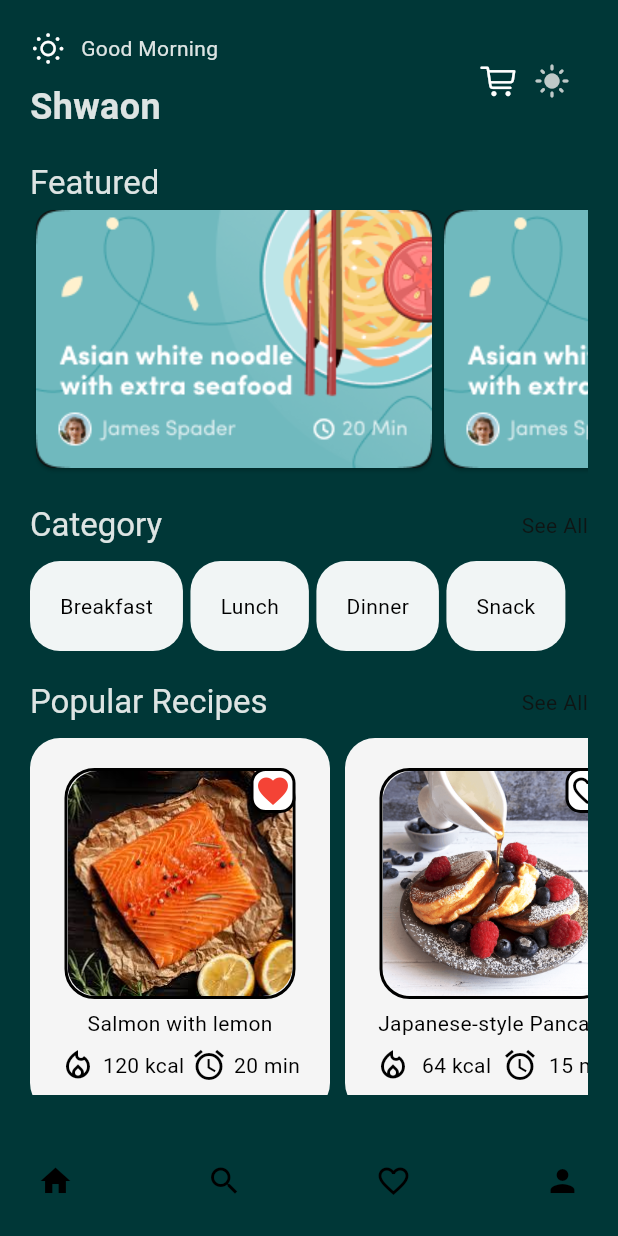
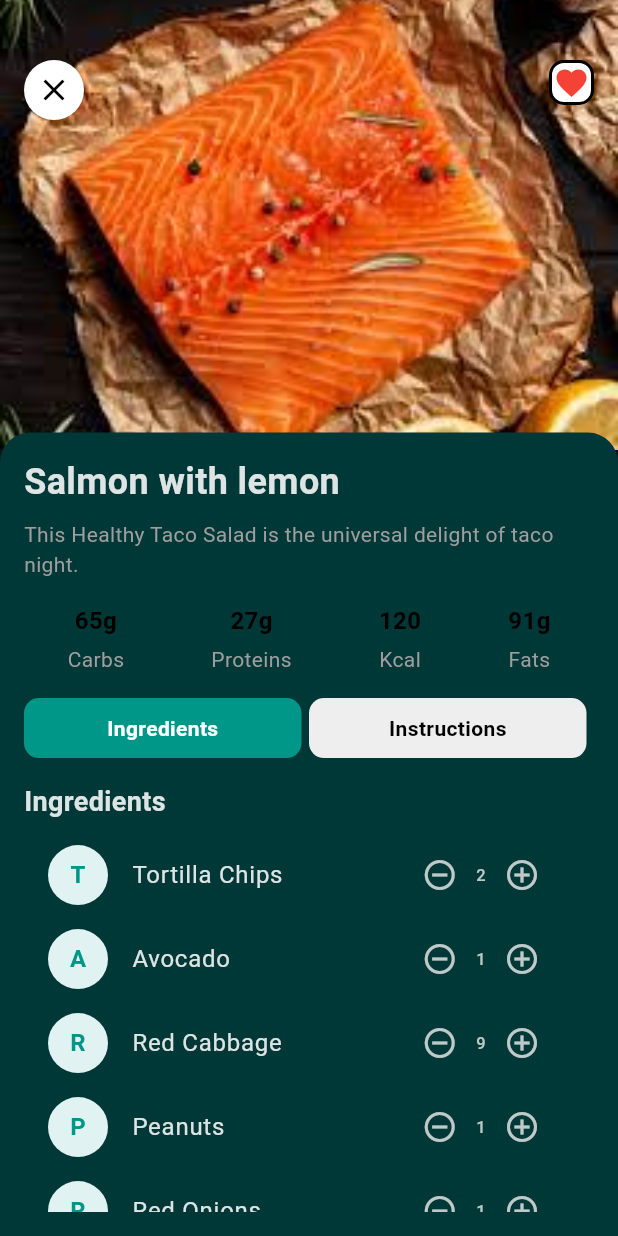
Before and after one commit to mahabubulhasibshawon/recipe_provider, a Flutter app: the screen it shows after launch, after a tap on the "favorite outline" icon, after a tap on the "dark mode" icon, after a tap on "Salmon with lemon", on a phone screen of 412 x 824 dp. Run offline on Flutter 3.47's test engine with Material 3 defaults, Android fonts, the phone set to English and light mode, and no system bars; drawn by our look-alikes of google_nav_bar.

Commit message:
food_details, readme

```diff
--- a/lib/screens/home_screen.dart
+++ b/lib/screens/home_screen.dart
@@ -4,7 +4,7 @@ import 'package:provider/provider.dart';
 import 'package:reciepe/provider/theme_provider.dart';
 import 'package:reciepe/widgets/bottom_nav_bar_widget.dart';
 import 'package:reciepe/widgets/category_widget.dart';
-import 'package:reciepe/widgets/featured_card/featured_card_widget.dart';
+import 'package:reciepe/widgets/featured_card_widget.dart';
 import 'package:reciepe/widgets/recipe_widget.dart';
 import 'package:reciepe/models/recipe_model.dart';
 
@@ -30,13 +30,13 @@ class HomeScreen extends StatelessWidget {
         time: '15 min',
       ),
       RecipeModel(
-        image: 'assets/images/pancake.png',
+        image: 'assets/images/kebab.jpg',
         foodName: 'Japanese-style Pancake',
         cal: '64 kcal',
         time: '15 min',
       ),
       RecipeModel(
-        image: 'assets/images/pancake.png',
+        image: 'assets/images/salad.png',
         foodName: 'Japanese-style Pancake',
         cal: '64 kcal',
         time: '15 min',
--- /dev/null
+++ b/lib/screens/recipe_details_screen.dart
@@ -0,0 +1,225 @@
+import 'package:flutter/material.dart';
+import 'package:provider/provider.dart';
+import 'package:reciepe/provider/favourite_provider.dart';
+import '../models/recipe_model.dart';
+
+
+class RecipeDetailsScreen extends StatelessWidget {
+  final RecipeModel recipe;
+
+  const RecipeDetailsScreen({Key? key, required this.recipe}) : super(key: key);
+
+  @override
+  Widget build(BuildContext context) {
+    final favoritesProvider = Provider.of<FavouriteProvider>(context);
+
+    return Scaffold(
+      body: Stack(
+        children: [
+          Positioned(
+            top: 0,
+            child: Image.asset(
+              recipe.image,
+              height: 300,
+              width: MediaQuery.of(context).size.width,
+              fit: BoxFit.cover,
+            ),
+          ),
+          Positioned(
+            top: 40,
+            left: 16,
+            child: GestureDetector(
+              onTap: () => Navigator.pop(context),
+              child: const CircleAvatar(
+                backgroundColor: Colors.white,
+                child: Icon(Icons.close, color: Colors.black),
+              ),
+            ),
+          ),
+          Positioned(
+            top: 40,
+            right: 16,
+            child: Consumer<FavouriteProvider>(
+              builder: (context, provider, child) {
+                final isFavourite = provider.isFavourite(recipe);
+                return Container(
+                  height: 30,
+                  width: 30,
+                  decoration: BoxDecoration(
+                    color: Colors.white,
+                    borderRadius: BorderRadius.circular(10),
+                    border: Border.all(
+                      color: Colors.black, // Border color for light mode
+                      width: 2, // Border width
+                    ),
+                  ),
+                  child: Center(
+                    child: IconButton(
+                      onPressed: () {
+                        isFavourite
+                            ? provider.removeFavourite(recipe)
+                            : provider.addFavourite(recipe);
+                      },
+                      icon: Icon(
+                        isFavourite ? Icons.favorite : Icons.favorite_border_rounded,
+                        color: isFavourite ? Colors.red : Colors.black,
+                      ),
+                      padding: EdgeInsets.zero,
+                      constraints: BoxConstraints(),
+                    ),
+                  ),
+                );
+              },
+            ),
+          ),
+          DraggableScrollableSheet(
+            initialChildSize: 0.65,
+            minChildSize: 0.65,
+            maxChildSize: 1,
+            builder: (context, scrollController) {
+              return Container(
+                padding: const EdgeInsets.all(16),
+                decoration: BoxDecoration(
+                  color: Theme.of(context).colorScheme.onPrimary,
+                  borderRadius: BorderRadius.vertical(top: Radius.circular(20)),
+                ),
+                child: SingleChildScrollView(
+                  controller: scrollController,
+                  child: Column(
+                    crossAxisAlignment: CrossAxisAlignment.start,
+                    children: [
+                      Text(
+                        recipe.foodName,
+                        style: const TextStyle(
+                          fontSize: 24,
+                          fontWeight: FontWeight.bold,
+                        ),
+                      ),
+                      const SizedBox(height: 8),
+                      const Text(
+                        "This Healthy Taco Salad is the universal delight of taco night.",
+                        style: TextStyle(color: Colors.grey),
+                      ),
+                      const SizedBox(height: 16),
+                      // Nutrition Info
+                      Row(
+                        mainAxisAlignment: MainAxisAlignment.spaceAround,
+                        children: [
+                          _buildNutritionItem("65g", "Carbs"),
+                          _buildNutritionItem("27g", "Proteins"),
+                          _buildNutritionItem("120", "Kcal"),
+                          _buildNutritionItem("91g", "Fats"),
+                        ],
+                      ),
+                      const SizedBox(height: 16),
+                      // Tabs
+                      Row(
+                        children: [
+                          _buildTabButton("Ingredients", isSelected: true),
+                          _buildTabButton("Instructions"),
+                        ],
+                      ),
+                      const SizedBox(height: 16),
+                      // Ingredients Section
+                      const Text(
+                        "Ingredients",
+                        style: TextStyle(
+                          fontSize: 18,
+                          fontWeight: FontWeight.bold,
+                        ),
+                      ),
+                      const SizedBox(height: 8),
+                      _buildIngredientItem("Tortilla Chips", "2"),
+                      _buildIngredientItem("Avocado", "1"),
+                      _buildIngredientItem("Red Cabbage", "9"),
+                      _buildIngredientItem("Peanuts", "1"),
+                      _buildIngredientItem("Red Onions", "1"),
+                      const SizedBox(height: 24),
+                      Center(
+                        child: ElevatedButton(
+                          style: ElevatedButton.styleFrom(
+                            backgroundColor: Colors.teal,
+                            padding: const EdgeInsets.symmetric(
+                                horizontal: 50, vertical: 12),
+                          ),
+                          onPressed: () {},
+                          child: const Text(
+                            "Add To Cart",
+                            style: TextStyle(fontSize: 16, color: Colors.white),
+                          ),
+                        ),
+                      ),
+                    ],
+                  ),
+                ),
+              );
+            },
+          ),
+        ],
+      ),
+    );
+  }
+
+  Widget _buildNutritionItem(String value, String label) {
+    return Column(
+      children: [
+        Text(
+          value,
+          style: const TextStyle(
+              fontSize: 16, fontWeight: FontWeight.bold, color: Colors.black),
+        ),
+        const SizedBox(height: 4),
+        Text(label, style: const TextStyle(color: Colors.grey)),
+      ],
+    );
+  }
+
+  Widget _buildTabButton(String title, {bool isSelected = false}) {
+    return Expanded(
+      child: Container(
+        margin: EdgeInsets.only(right: 5),
+        padding: const EdgeInsets.symmetric(vertical: 10),
+        decoration: BoxDecoration(
+          color: isSelected ? Colors.teal : Colors.grey.shade200,
+          borderRadius: BorderRadius.circular(10),
+        ),
+        child: Center(
+          child: Text(
+            title,
+            style: TextStyle(
+              color: isSelected ? Colors.white : Colors.black,
+              fontWeight: FontWeight.bold,
+            ),
+          ),
+        ),
+      ),
+    );
+  }
+
+  Widget _buildIngredientItem(String name, String quantity) {
+    return ListTile(
+      leading: CircleAvatar(
+        backgroundColor: Colors.teal.shade50,
+        child: Text(
+          name[0],
+          style: const TextStyle(color: Colors.teal, fontWeight: FontWeight.bold),
+        ),
+      ),
+      title: Text(name),
+      trailing: Row(
+        mainAxisSize: MainAxisSize.min,
+        children: [
+          IconButton(
+            icon: const Icon(Icons.remove_circle_outline),
+            onPressed: () {},
+          ),
+          Text(quantity),
+          IconButton(
+            icon: const Icon(Icons.add_circle_outline),
+            onPressed: () {},
+          ),
+        ],
+      ),
+    );
+  }
+}
--- a/lib/screens/screens.dart
+++ b/lib/screens/screens.dart
@@ -1,2 +1,3 @@
 export 'home_screen.dart';
 export 'favourite_screen.dart';
+export 'recipe_details_screen.dart';
--- a/lib/widgets/recipe_widget.dart
+++ b/lib/widgets/recipe_widget.dart
@@ -2,6 +2,8 @@ import 'package:flutter/material.dart';
 import 'package:provider/provider.dart';
 import 'package:reciepe/models/recipe_model.dart';
 import 'package:reciepe/provider/favourite_provider.dart';
+
+import '../screens/screens.dart';
 
 class RecipeWidget extends StatelessWidget {
   final RecipeModel recipe;
@@ -11,7 +13,9 @@ class RecipeWidget extends StatelessWidget {
   @override
   Widget build(BuildContext context) {
     return GestureDetector(
-      onTap: () {},
+      onTap: () {
+        Navigator.push(context, MaterialPageRoute(builder: (context) => RecipeDetailsScreen(recipe: recipe,)));
+      },
       child: Container(
         height: 250,
         width: 200,
```
Also changed, not shown: lib/screens/favourite_screen.dart (+18 -6 lines), lib/widgets/featured_card_widget.dart (renamed from lib/widgets/featured_card/featured_card_widget.dart), 7 other files.
